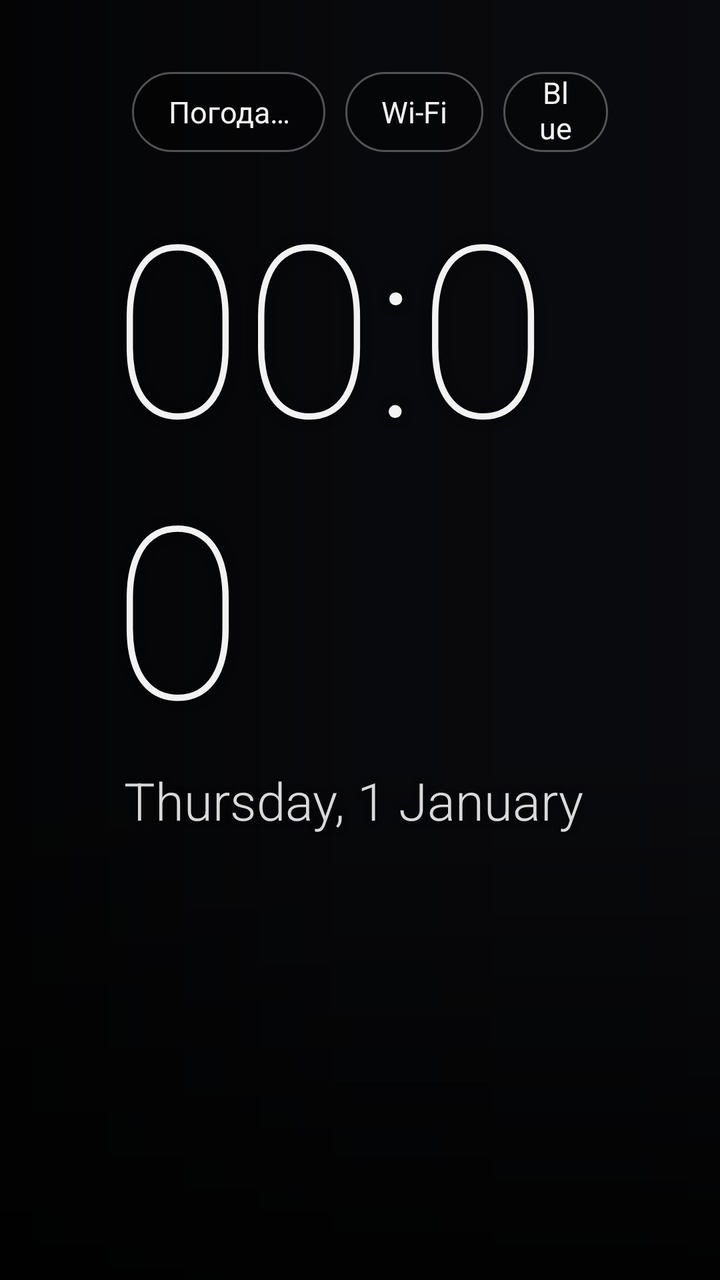
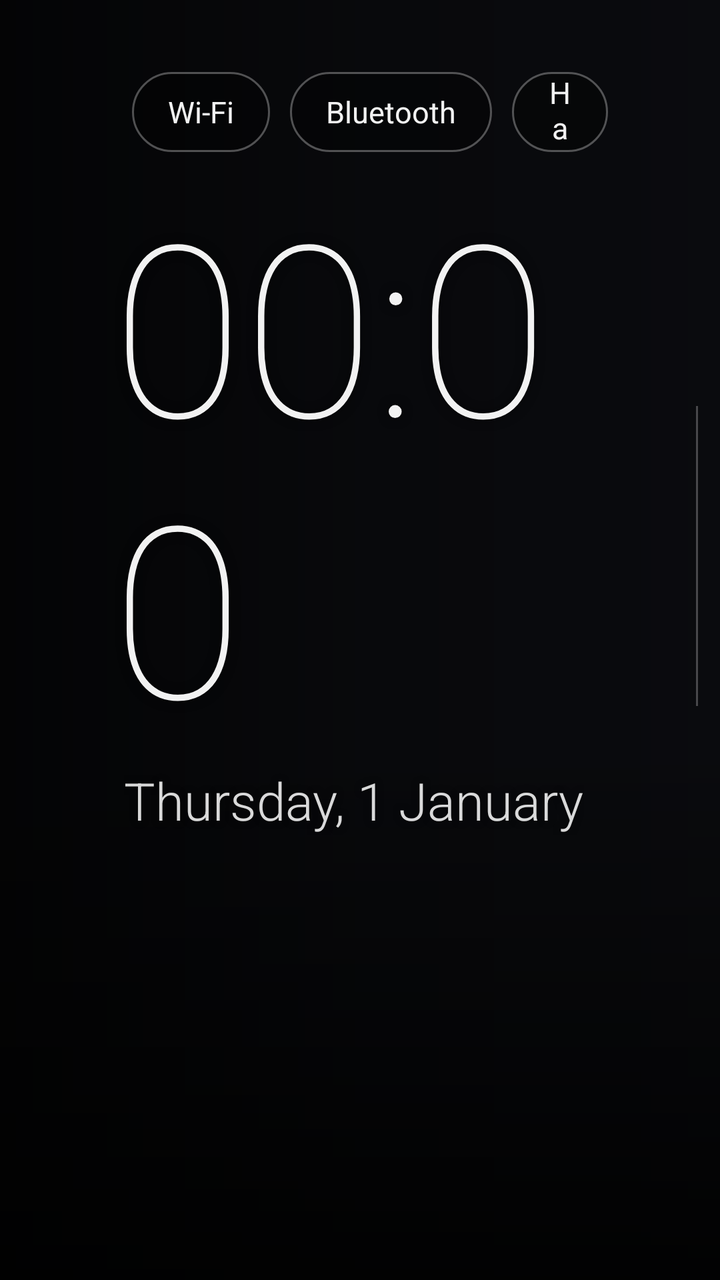

Two renders of the same Android screen: before a commit and after it. Below are the layout's source before the change and the commit's diff.
<!-- AndroidManifest.xml: application theme AppTheme -->
<!-- res/layout/activity_main.xml -->
<?xml version="1.0" encoding="utf-8"?>
<FrameLayout xmlns:android="http://schemas.android.com/apk/res/android"
    android:layout_width="match_parent"
    android:layout_height="match_parent"
    android:background="@color/bg">

    
    <ImageView
        android:id="@+id/wallpaper"
        android:layout_width="match_parent"
        android:layout_height="match_parent"
        android:alpha="0"
        android:importantForAccessibility="no"
        android:scaleType="centerCrop" />

    
    <View
        android:layout_width="match_parent"
        android:layout_height="match_parent"
        android:background="@drawable/scrim_left" />

    <View
        android:layout_width="match_parent"
        android:layout_height="280dp"
        android:layout_gravity="bottom"
        android:background="@drawable/scrim_bottom" />

    <FrameLayout
        android:layout_width="match_parent"
        android:layout_height="match_parent"
        android:clipChildren="false"
        android:clipToPadding="false"
        android:paddingStart="56dp"
        android:paddingEnd="56dp"
        android:paddingTop="36dp"
        android:paddingBottom="40dp">

        
        <TextView
            android:id="@+id/wallpaper_caption"
            android:layout_width="wrap_content"
            android:layout_height="40dp"
            android:layout_gravity="top|start"
            android:ellipsize="end"
            android:gravity="center_vertical"
            android:maxLines="1"
            android:maxWidth="320dp"
            android:shadowColor="#99000000"
            android:shadowRadius="6"
            android:textColor="#B3FFFFFF"
            android:textSize="13sp" />

        
        <LinearLayout
            android:layout_width="wrap_content"
            android:layout_height="wrap_content"
            android:layout_gravity="top|end"
            android:gravity="center_vertical"
            android:orientation="horizontal">

            <TextView
                android:id="@+id/weather"
                style="@style/Chip"
                android:text="@string/weather_loading" />

            <TextView
                android:id="@+id/btn_wifi"
                style="@style/Chip"
                android:text="@string/wifi" />

            <TextView
                android:id="@+id/btn_bluetooth"
                style="@style/Chip"
                android:text="@string/bluetooth" />

            <TextView
                android:id="@+id/btn_settings"
                style="@style/Chip"
                android:text="@string/settings" />
        </LinearLayout>

        
        <LinearLayout
            android:layout_width="wrap_content"
            android:layout_height="wrap_content"
            android:layout_gravity="start|center_vertical"
            android:layout_marginBottom="40dp"
            android:orientation="vertical">

            <TextClock
                android:id="@+id/clock"
                android:layout_width="wrap_content"
                android:layout_height="wrap_content"
                android:fontFamily="sans-serif-thin"
                android:format12Hour="HH:mm"
                android:format24Hour="HH:mm"
                android:includeFontPadding="false"
                android:shadowColor="#80000000"
                android:shadowRadius="12"
                android:textColor="@color/text_primary"
                android:textSize="120sp" />

            <TextClock
                android:id="@+id/date"
                android:layout_width="wrap_content"
                android:layout_height="wrap_content"
                android:layout_marginStart="6dp"
                android:layout_marginTop="4dp"
                android:fontFamily="sans-serif-light"
                android:format12Hour="EEEE, d MMMM"
                android:format24Hour="EEEE, d MMMM"
                android:shadowColor="#80000000"
                android:shadowRadius="8"
                android:textColor="#D9FFFFFF"
                android:textSize="26sp" />

            <TextView
                android:id="@+id/rates"
                android:layout_width="wrap_content"
                android:layout_height="wrap_content"
                android:layout_marginStart="6dp"
                android:layout_marginTop="14dp"
                android:fontFamily="sans-serif"
                android:shadowColor="#80000000"
                android:shadowRadius="8"
                android:textColor="#D9FFFFFF"
                android:textSize="20sp" />
        </LinearLayout>

        
        <HorizontalScrollView
            android:id="@+id/fav_scroll"
            android:layout_width="match_parent"
            android:layout_height="wrap_content"
            android:layout_gravity="bottom|start"
            android:clipChildren="false"
            android:clipToPadding="false"
            android:paddingTop="12dp"
            android:paddingBottom="8dp"
            android:scrollbars="none">

            <LinearLayout
                android:id="@+id/fav_row"
                android:layout_width="wrap_content"
                android:layout_height="wrap_content"
                android:clipChildren="false"
                android:clipToPadding="false"
                android:orientation="horizontal" />
        </HorizontalScrollView>
    </FrameLayout>
</FrameLayout>
<!-- resources referenced by this layout -->
<resources>
  <color name="bg">#0B0C10</color>
  <color name="text_primary">#F2F2F2</color>
  <!-- drawable scrim_bottom (drawable) -->
  <?xml version="1.0" encoding="utf-8"?>
  <shape xmlns:android="http://schemas.android.com/apk/res/android" android:shape="rectangle">
      <gradient
          android:angle="90"
          android:startColor="#D9000000"
          android:endColor="#00000000" />
  </shape>
  <!-- drawable scrim_left (drawable) -->
  <?xml version="1.0" encoding="utf-8"?>
  <shape xmlns:android="http://schemas.android.com/apk/res/android" android:shape="rectangle">
      <gradient
          android:angle="0"
          android:startColor="#B3000000"
          android:centerColor="#4D000000"
          android:endColor="#26000000" />
  </shape>
  <string name="bluetooth">Bluetooth</string>
  <string name="settings">Настройки</string>
  <string name="weather_loading">Погода…</string>
  <string name="wifi">Wi-Fi</string>
  <style name="Chip">
          <item name="android:layout_width">wrap_content</item>
          <item name="android:layout_height">40dp</item>
          <item name="android:layout_marginStart">10dp</item>
          <item name="android:gravity">center</item>
          <item name="android:paddingStart">18dp</item>
          <item name="android:paddingEnd">18dp</item>
          <item name="android:background">@drawable/chip_bg</item>
          <item name="android:focusable">true</item>
          <item name="android:clickable">true</item>
          <item name="android:textColor">@color/chip_text</item>
          <item name="android:textSize">15sp</item>
      </style>
  <style name="AppTheme" parent="@android:style/Theme.DeviceDefault.NoActionBar.Fullscreen">
          <item name="android:windowBackground">@color/bg</item>
          <item name="android:colorBackground">@color/bg</item>
          <item name="android:windowShowWallpaper">false</item>
          <item name="android:windowDisablePreview">true</item>
          <item name="android:windowAnimationStyle">@null</item>
      </style>
  <!-- drawable chip_bg (drawable) -->
  <?xml version="1.0" encoding="utf-8"?>
  <selector xmlns:android="http://schemas.android.com/apk/res/android">
      <item android:state_focused="true">
          <shape android:shape="rectangle">
              <solid android:color="#FFF2F2F2" />
              <corners android:radius="20dp" />
          </shape>
      </item>
      <item>
          <shape android:shape="rectangle">
              <solid android:color="#59000000" />
              <stroke android:width="1dp" android:color="#4DFFFFFF" />
              <corners android:radius="20dp" />
          </shape>
      </item>
  </selector>
</resources>

<!-- the commit's change to res/layout/activity_main.xml (unified diff, before → after) -->
@@ -44,7 +44,7 @@
             android:ellipsize="end"
             android:gravity="center_vertical"
             android:maxLines="1"
-            android:maxWidth="320dp"
+            android:maxWidth="420dp"
             android:shadowColor="#99000000"
             android:shadowRadius="6"
             android:textColor="#B3FFFFFF"
@@ -59,11 +59,6 @@
             android:orientation="horizontal">
 
             <TextView
-                android:id="@+id/weather"
-                style="@style/Chip"
-                android:text="@string/weather_loading" />
-
-            <TextView
                 android:id="@+id/btn_wifi"
                 style="@style/Chip"
                 android:text="@string/wifi" />
@@ -85,46 +80,127 @@
             android:layout_height="wrap_content"
             android:layout_gravity="start|center_vertical"
             android:layout_marginBottom="40dp"
-            android:orientation="vertical">
-
-            <TextClock
-                android:id="@+id/clock"
+            android:clipChildren="false"
+            android:gravity="center_vertical"
+            android:orientation="horizontal">
+
+            <LinearLayout
                 android:layout_width="wrap_content"
                 android:layout_height="wrap_content"
-                android:fontFamily="sans-serif-thin"
-                android:format12Hour="HH:mm"
-                android:format24Hour="HH:mm"
-                android:includeFontPadding="false"
-                android:shadowColor="#80000000"
-                android:shadowRadius="12"
-                android:textColor="@color/text_primary"
-                android:textSize="120sp" />
-
-            <TextClock
-                android:id="@+id/date"
+                android:orientation="vertical">
+
+                <TextClock
+                    android:id="@+id/clock"
+                    android:layout_width="wrap_content"
+                    android:layout_height="wrap_content"
+                    android:fontFamily="sans-serif-thin"
+                    android:format12Hour="HH:mm"
+                    android:format24Hour="HH:mm"
+                    android:includeFontPadding="false"
+                    android:shadowColor="#80000000"
+                    android:shadowRadius="12"
+                    android:textColor="@color/text_primary"
+                    android:textSize="120sp" />
+
+                <TextClock
+                    android:id="@+id/date"
+                    android:layout_width="wrap_content"
+                    android:layout_height="wrap_content"
+                    android:layout_marginStart="6dp"
+                    android:layout_marginTop="4dp"
+                    android:fontFamily="sans-serif-light"
+                    android:format12Hour="EEEE, d MMMM"
+                    android:format24Hour="EEEE, d MMMM"
+                    android:shadowColor="#80000000"
+                    android:shadowRadius="8"
+                    android:textColor="#D9FFFFFF"
+                    android:textSize="26sp" />
+
+                <TextView
+                    android:id="@+id/rates"
+                    android:layout_width="wrap_content"
+                    android:layout_height="wrap_content"
+                    android:layout_marginStart="6dp"
+                    android:layout_marginTop="14dp"
+                    android:fontFamily="sans-serif"
+                    android:shadowColor="#80000000"
+                    android:shadowRadius="8"
+                    android:textColor="#D9FFFFFF"
+                    android:textSize="20sp" />
+            </LinearLayout>
+
+            <View
+                android:layout_width="1dp"
+                android:layout_height="150dp"
+                android:layout_marginStart="44dp"
+                android:background="#40FFFFFF" />
+
+            
+            <LinearLayout
+                android:id="@+id/weather_block"
                 android:layout_width="wrap_content"
                 android:layout_height="wrap_content"
-                android:layout_marginStart="6dp"
-                android:layout_marginTop="4dp"
-                android:fontFamily="sans-serif-light"
-                android:format12Hour="EEEE, d MMMM"
-                android:format24Hour="EEEE, d MMMM"
-                android:shadowColor="#80000000"
-                android:shadowRadius="8"
-                android:textColor="#D9FFFFFF"
-                android:textSize="26sp" />
-
-            <TextView
-                android:id="@+id/rates"
-                android:layout_width="wrap_content"
-                android:layout_height="wrap_content"
-                android:layout_marginStart="6dp"
-                android:layout_marginTop="14dp"
-                android:fontFamily="sans-serif"
-                android:shadowColor="#80000000"
-                android:shadowRadius="8"
-                android:textColor="#D9FFFFFF"
-                android:textSize="20sp" />
+                android:layout_marginStart="24dp"
+                android:background="@drawable/weather_bg"
+                android:clickable="true"
+                android:focusable="true"
+                android:gravity="center_vertical"
+                android:orientation="horizontal"
+                android:paddingStart="20dp"
+                android:paddingTop="14dp"
+                android:paddingEnd="24dp"
+                android:paddingBottom="14dp">
+
+                <ImageView
+                    android:id="@+id/weather_icon"
+                    android:layout_width="84dp"
+                    android:layout_height="84dp"
+                    android:importantForAccessibility="no"
+                    android:visibility="invisible" />
+
+                <LinearLayout
+                    android:layout_width="wrap_content"
+                    android:layout_height="wrap_content"
+                    android:layout_marginStart="18dp"
+                    android:orientation="vertical">
+
+                    <TextView
+                        android:id="@+id/weather_temp"
+                        android:layout_width="wrap_content"
+                        android:layout_height="wrap_content"
+                        android:fontFamily="sans-serif-thin"
+                        android:includeFontPadding="false"
+                        android:shadowColor="#80000000"
+                        android:shadowRadius="10"
+                        android:text="—"
+                        android:textColor="@color/text_primary"
+                        android:textSize="64sp" />
+
+                    <TextView
+                        android:id="@+id/weather_desc"
+                        android:layout_width="wrap_content"
+                        android:layout_height="wrap_content"
+                        android:layout_marginTop="2dp"
+                        android:fontFamily="sans-serif-light"
+                        android:maxWidth="300dp"
+                        android:shadowColor="#80000000"
+                        android:shadowRadius="8"
+                        android:text="@string/weather_loading"
+                        android:textColor="#F2FFFFFF"
+                        android:textSize="20sp" />
+
+                    <TextView
+                        android:id="@+id/weather_details"
+                        android:layout_width="wrap_content"
+                        android:layout_height="wrap_content"
+                        android:layout_marginTop="4dp"
+                        android:maxWidth="300dp"
+                        android:shadowColor="#80000000"
+                        android:shadowRadius="8"
+                        android:textColor="#B3FFFFFF"
+                        android:textSize="15sp" />
+                </LinearLayout>
+            </LinearLayout>
         </LinearLayout>
 
         
<!-- resource entries referenced after the edit -->
@@ -19,6 +19,23 @@
           android:centerColor="#4D000000"
           android:endColor="#26000000" />
   </shape>
+  <!-- drawable weather_bg (drawable) -->
+  <?xml version="1.0" encoding="utf-8"?>
+  <selector xmlns:android="http://schemas.android.com/apk/res/android">
+      <item android:state_focused="true">
+          <shape android:shape="rectangle">
+              <solid android:color="#26FFFFFF" />
+              <stroke android:width="2dp" android:color="#CCFFFFFF" />
+              <corners android:radius="22dp" />
+          </shape>
+      </item>
+      <item>
+          <shape android:shape="rectangle">
+              <solid android:color="#00000000" />
+              <corners android:radius="22dp" />
+          </shape>
+      </item>
+  </selector>
   <string name="bluetooth">Bluetooth</string>
   <string name="settings">Настройки</string>
   <string name="weather_loading">Погода…</string>
